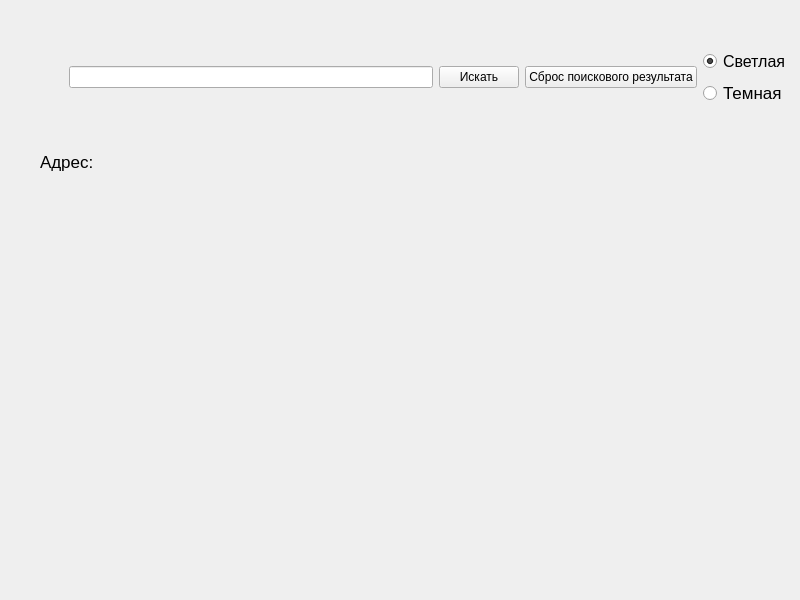
The window that wind.ui (Dmitry123654789/BigTaskByYandexAPI) describes before a commit, drawn with Qt 5.
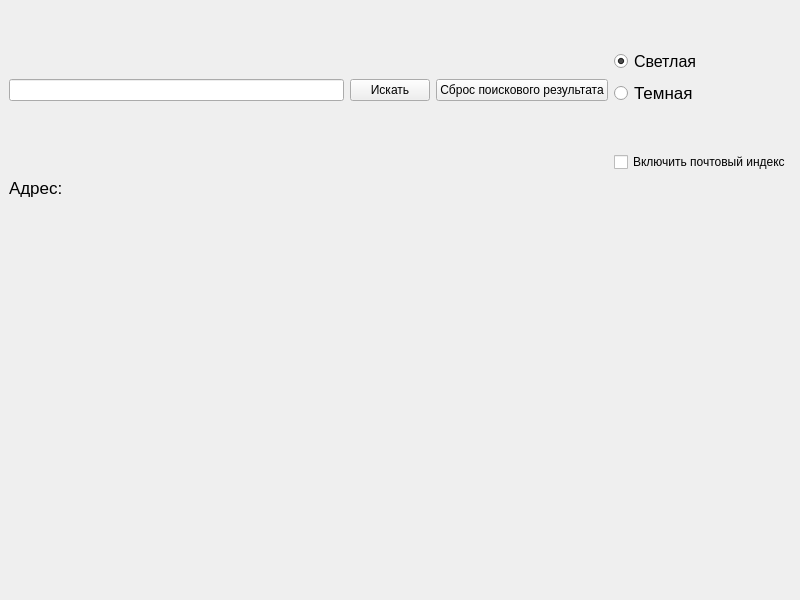
The same window after the commit.

Patch:
```diff
--- a/wind.ui
+++ b/wind.ui
@@ -18,18 +18,18 @@
     <item>
      <layout class="QVBoxLayout" name="verticalLayout_3">
       <property name="leftMargin">
-       <number>31</number>
+       <number>0</number>
       </property>
       <property name="rightMargin">
        <number>0</number>
       </property>
       <property name="bottomMargin">
-       <number>18</number>
+       <number>0</number>
       </property>
       <item>
        <layout class="QHBoxLayout" name="horizontalLayout_2">
         <property name="leftMargin">
-         <number>29</number>
+         <number>0</number>
         </property>
         <item>
          <widget class="QLineEdit" name="lineEdit_searh"/>
@@ -112,6 +112,13 @@
             </property>
            </spacer>
           </item>
+          <item>
+           <widget class="QCheckBox" name="checkBox_postIndex">
+            <property name="text">
+             <string>Включить почтовый индекс</string>
+            </property>
+           </widget>
+          </item>
          </layout>
         </item>
        </layout>
```
